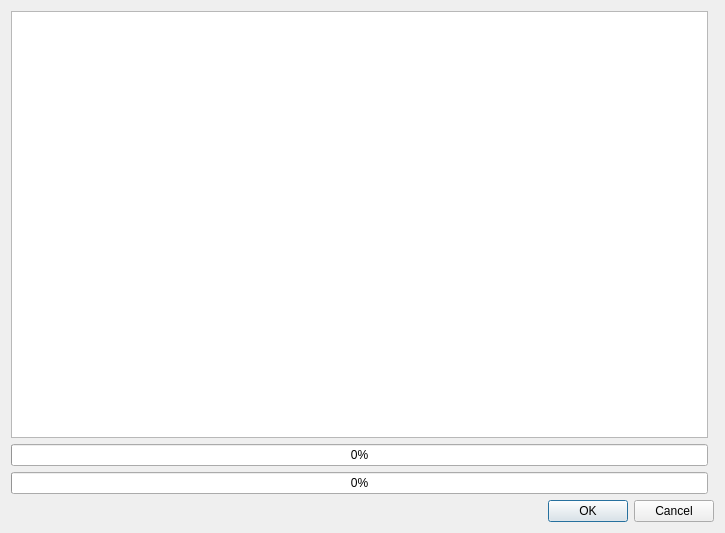
Qt form src/AudioDeviceSelector.ui (S0li7aire/voiceTest) before a commit.
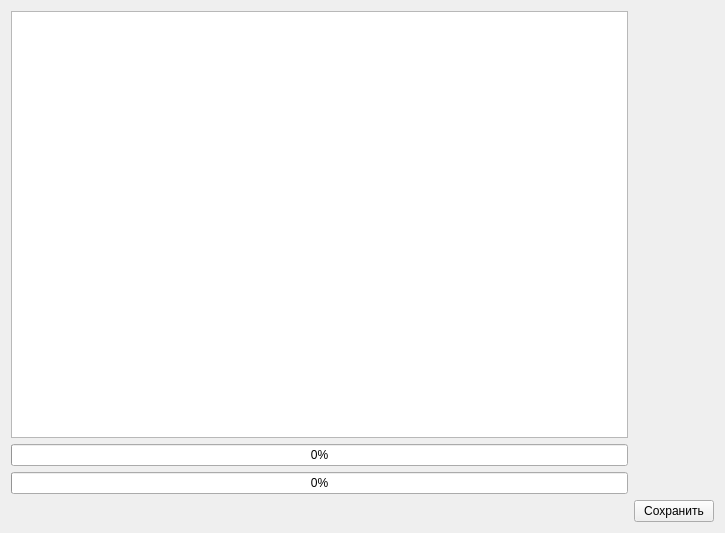
The same form after that commit.

Commit message: Redone buttons for windows support(for some fing reason normal buttons won't work); different draw of fft processed data

Patch:
```diff
--- a/src/AudioDeviceSelector.ui
+++ b/src/AudioDeviceSelector.ui
@@ -1,7 +1,7 @@
 <?xml version="1.0" encoding="UTF-8"?>
 <ui version="4.0">
  <class>AudioDeviceSelector</class>
- <widget class="QDialog" name="AudioDeviceSelector">
+ <widget class="QWidget" name="AudioDeviceSelector">
   <property name="geometry">
    <rect>
     <x>0</x>
@@ -44,13 +44,10 @@
    <item row="0" column="1">
     <layout class="QGridLayout" name="gl_graph"/>
    </item>
-   <item row="1" column="0" colspan="2">
-    <widget class="QDialogButtonBox" name="buttonBox">
-     <property name="orientation">
-      <enum>Qt::Orientation::Horizontal</enum>
-     </property>
-     <property name="standardButtons">
-      <set>QDialogButtonBox::StandardButton::Cancel|QDialogButtonBox::StandardButton::Ok</set>
+   <item row="1" column="1">
+    <widget class="QPushButton" name="pb_save">
+     <property name="text">
+      <string>Сохранить</string>
      </property>
     </widget>
    </item>
```
Left out of the diff: 58 changed lines with no effect on the pictures. Lines whose indentation alone changed are shown as unchanged. The commit also changes 5 other files.
